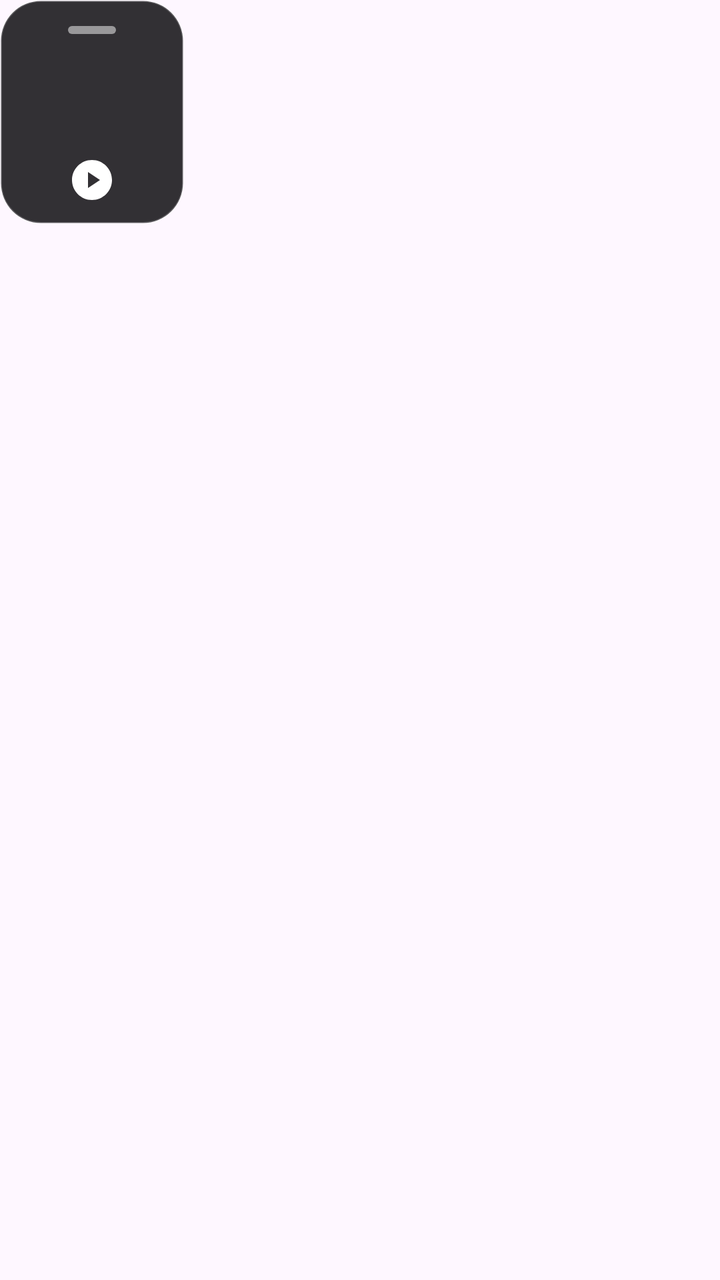
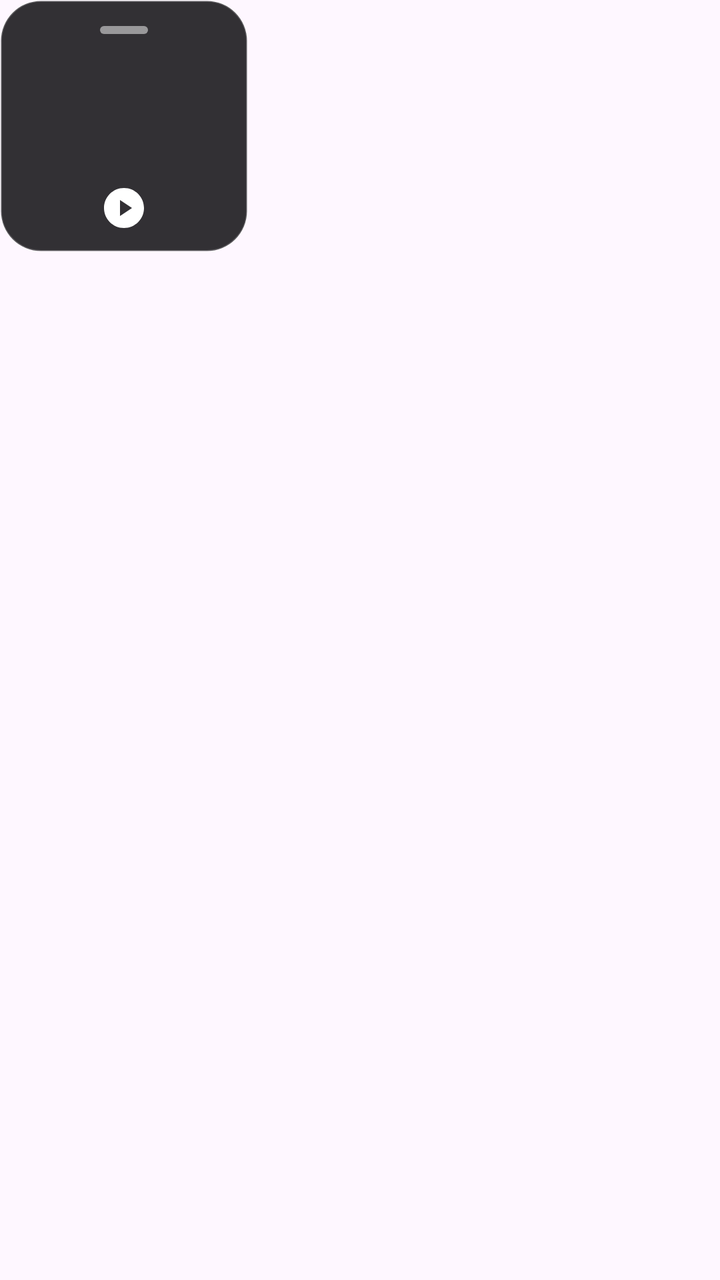

The first picture is an Android layout as it rendered before a commit; the second is the same layout after the commit. The layout source and the unified diff follow.
<!-- AndroidManifest.xml: application theme Theme.CloneLab -->
<!-- res/layout/overlay_switcher.xml -->
<?xml version="1.0" encoding="utf-8"?>
<FrameLayout xmlns:android="http://schemas.android.com/apk/res/android"
    android:layout_width="wrap_content"
    android:layout_height="wrap_content">

    <LinearLayout
        android:id="@+id/pill"
        android:layout_width="wrap_content"
        android:layout_height="wrap_content"
        android:background="@drawable/bg_switcher_pill"
        android:orientation="vertical"
        android:paddingStart="6dp"
        android:paddingEnd="6dp"
        android:paddingBottom="6dp">

        <FrameLayout
            android:id="@+id/handle"
            android:layout_width="match_parent"
            android:layout_height="30dp"
            android:contentDescription="@string/switcher_handle">

            <View
                android:layout_width="24dp"
                android:layout_height="4dp"
                android:layout_gravity="center"
                android:background="@drawable/bg_switcher_grip" />
        </FrameLayout>

        <androidx.recyclerview.widget.RecyclerView
            android:id="@+id/list"
            android:layout_width="80dp"
            android:layout_height="40dp"
            android:overScrollMode="never" />

        <FrameLayout
            android:id="@+id/macros"
            android:layout_width="match_parent"
            android:layout_height="32dp"
            android:layout_marginTop="4dp"
            android:background="?android:attr/selectableItemBackground"
            android:clickable="true"
            android:contentDescription="@string/macros_button"
            android:focusable="true">

            <ImageView
                android:layout_width="24dp"
                android:layout_height="24dp"
                android:layout_gravity="center"
                android:importantForAccessibility="no"
                android:src="@drawable/ic_macro" />

            <View
                android:id="@+id/macrosDot"
                android:layout_width="9dp"
                android:layout_height="9dp"
                android:layout_gravity="top|end"
                android:layout_marginTop="3dp"
                android:layout_marginEnd="14dp"
                android:visibility="gone" />
        </FrameLayout>
    </LinearLayout>

    
    <FrameLayout
        android:id="@+id/tab"
        android:layout_width="36dp"
        android:layout_height="80dp"
        android:contentDescription="@string/switcher_handle"
        android:visibility="gone">

        <View
            android:id="@+id/grip"
            android:layout_width="14dp"
            android:layout_height="48dp"
            android:layout_gravity="end|center_vertical" />
    </FrameLayout>
</FrameLayout>
<!-- resources referenced by this layout -->
<resources>
  <!-- drawable bg_switcher_grip (drawable) -->
  <?xml version="1.0" encoding="utf-8"?>
  <shape xmlns:android="http://schemas.android.com/apk/res/android"
      android:shape="rectangle">
      <solid android:color="#80FFFFFF" />
      <corners android:radius="2dp" />
  </shape>
  <!-- drawable bg_switcher_pill (drawable) -->
  <?xml version="1.0" encoding="utf-8"?>
  <shape xmlns:android="http://schemas.android.com/apk/res/android"
      android:shape="rectangle">
      <solid android:color="@color/switcher_surface" />
      <stroke android:width="1dp" android:color="@color/switcher_outline" />
      <corners android:radius="20dp" />
  </shape>
  <!-- drawable ic_macro (drawable) -->
  <?xml version="1.0" encoding="utf-8"?>
  <vector xmlns:android="http://schemas.android.com/apk/res/android"
      android:width="24dp"
      android:height="24dp"
      android:viewportWidth="24"
      android:viewportHeight="24">
      <path
          android:fillColor="#FFFFFF"
          android:fillType="evenOdd"
          android:pathData="M12,2C6.48,2 2,6.48 2,12s4.48,10 10,10 10,-4.48 10,-10S17.52,2 12,2zM10,8v8l6,-4z" />
  </vector>
  <string name="macros_button">Macros</string>
  <string name="switcher_handle">Clone switcher handle</string>
  <style name="Theme.CloneLab" parent="Theme.Material3.DayNight">
          <item name="colorPrimary">@color/brand</item>
          <item name="colorOnPrimary">@color/white</item>
      </style>
  <color name="switcher_surface">#E61C1B1F</color>
  <color name="switcher_outline">#33FFFFFF</color>
  <color name="brand">#1F6FEB</color>
  <color name="white">#FFFFFF</color>
</resources>

<!-- the commit's change to res/layout/overlay_switcher.xml (unified diff, before → after) -->
@@ -28,8 +28,8 @@
 
         <androidx.recyclerview.widget.RecyclerView
             android:id="@+id/list"
-            android:layout_width="80dp"
-            android:layout_height="40dp"
+            android:layout_width="112dp"
+            android:layout_height="54dp"
             android:overScrollMode="never" />
 
         <FrameLayout
